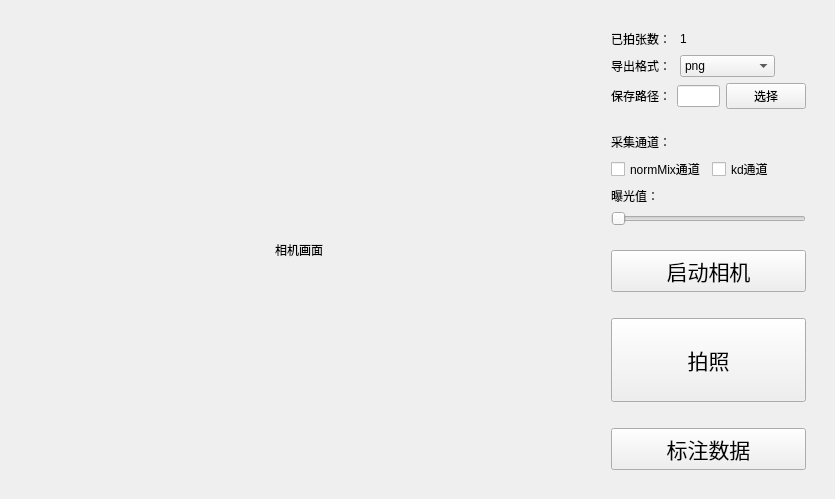
Before: the Qt Designer form ui/layout/UI_DataCollectPage.ui in Zdh-501/OCRQt, drawn with Qt 5.
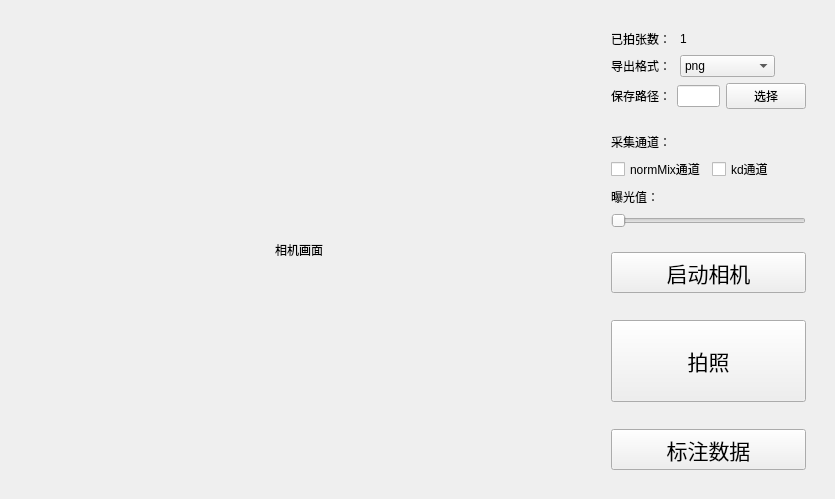
After: the same form once the commit is applied.

The edit to the form file:
```diff
--- a/ui/layout/UI_DataCollectPage.ui
+++ b/ui/layout/UI_DataCollectPage.ui
@@ -165,11 +165,35 @@
           </layout>
          </item>
          <item>
+          <layout class="QHBoxLayout" name="horizontalLayout_7">
+           <item>
           <widget class="QLabel" name="label_7">
            <property name="text">
             <string>曝光值：</string>
            </property>
           </widget>
+           </item>
+           <item>
+            <widget class="QLabel" name="exposureValueLabel">
+             <property name="text">
+              <string/>
+             </property>
+            </widget>
+           </item>
+           <item>
+            <spacer name="horizontalSpacer_3">
+             <property name="orientation">
+              <enum>Qt::Horizontal</enum>
+             </property>
+             <property name="sizeHint" stdset="0">
+              <size>
+               <width>40</width>
+               <height>20</height>
+              </size>
+             </property>
+            </spacer>
+           </item>
+          </layout>
          </item>
          <item>
           <widget class="QSlider" name="exposureSlider">
```
Lines whose indentation alone changed are shown as unchanged.
